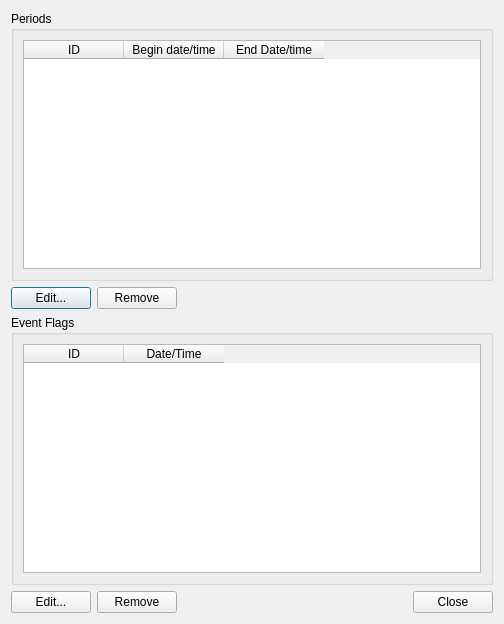
Qt form src/ChronoLineDemo/dialogmanagepf.ui (DarkHobbit/chronoline) before a commit.
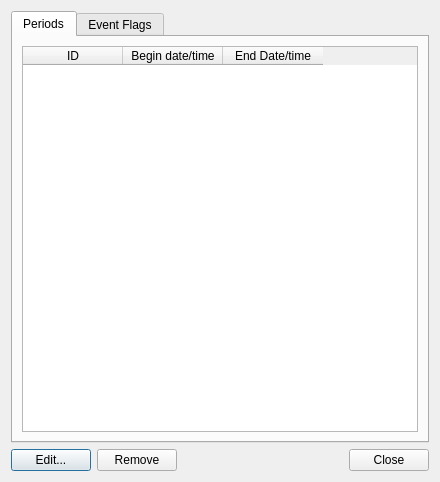
The same form after that commit.

Commit message: Диалог управления периодами и флагами переделан на QTabWidget с целью последующего включения в него таблицы пар флагов

Patch:
```diff
--- a/src/ChronoLineDemo/dialogmanagepf.ui
+++ b/src/ChronoLineDemo/dialogmanagepf.ui
@@ -6,8 +6,8 @@
    <rect>
     <x>0</x>
     <y>0</y>
-    <width>504</width>
-    <height>624</height>
+    <width>440</width>
+    <height>482</height>
    </rect>
   </property>
   <property name="windowTitle">
@@ -15,10 +15,14 @@
   </property>
   <layout class="QVBoxLayout" name="verticalLayout_3">
    <item>
-    <widget class="QGroupBox" name="gbPeriods">
-     <property name="title">
+    <widget class="QTabWidget" name="tabber">
+     <property name="currentIndex">
+      <number>0</number>
+     </property>
+     <widget class="QWidget" name="tabPeriods">
+      <attribute name="title">
       <string>Periods</string>
-     </property>
+      </attribute>
      <layout class="QVBoxLayout" name="verticalLayout">
       <item>
        <widget class="QTableWidget" name="twPeriods">
@@ -41,43 +45,10 @@
       </item>
      </layout>
     </widget>
-   </item>
-   <item>
-    <layout class="QHBoxLayout" name="horizontalLayout">
-     <item>
-      <widget class="QPushButton" name="pbEditPeriod">
-       <property name="text">
-        <string>Edit...</string>
-       </property>
-      </widget>
-     </item>
-     <item>
-      <widget class="QPushButton" name="pbRemovePeriod">
-       <property name="text">
-        <string>Remove</string>
-       </property>
-      </widget>
-     </item>
-     <item>
-      <spacer name="horizontalSpacer_3">
-       <property name="orientation">
-        <enum>Qt::Horizontal</enum>
-       </property>
-       <property name="sizeHint" stdset="0">
-        <size>
-         <width>40</width>
-         <height>20</height>
-        </size>
-       </property>
-      </spacer>
-     </item>
-    </layout>
-   </item>
-   <item>
-    <widget class="QGroupBox" name="gbEventFlags">
-     <property name="title">
+     <widget class="QWidget" name="tabEvFlags">
+      <attribute name="title">
       <string>Event Flags</string>
-     </property>
+      </attribute>
      <layout class="QVBoxLayout" name="verticalLayout_2">
       <item>
        <widget class="QTableWidget" name="twEvFlags">
@@ -94,6 +65,7 @@
        </widget>
       </item>
      </layout>
+     </widget>
     </widget>
    </item>
    <item>
```
Lines whose indentation alone changed are shown as unchanged. The commit also changes 2 other files.
